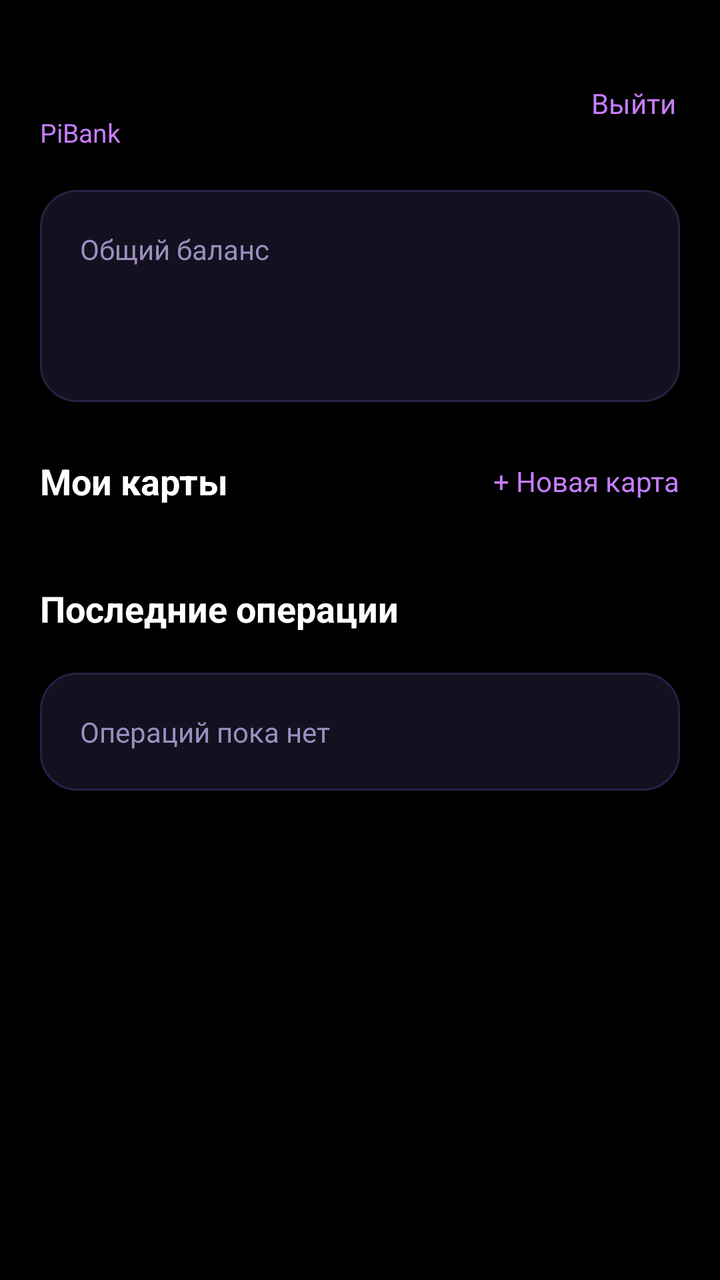
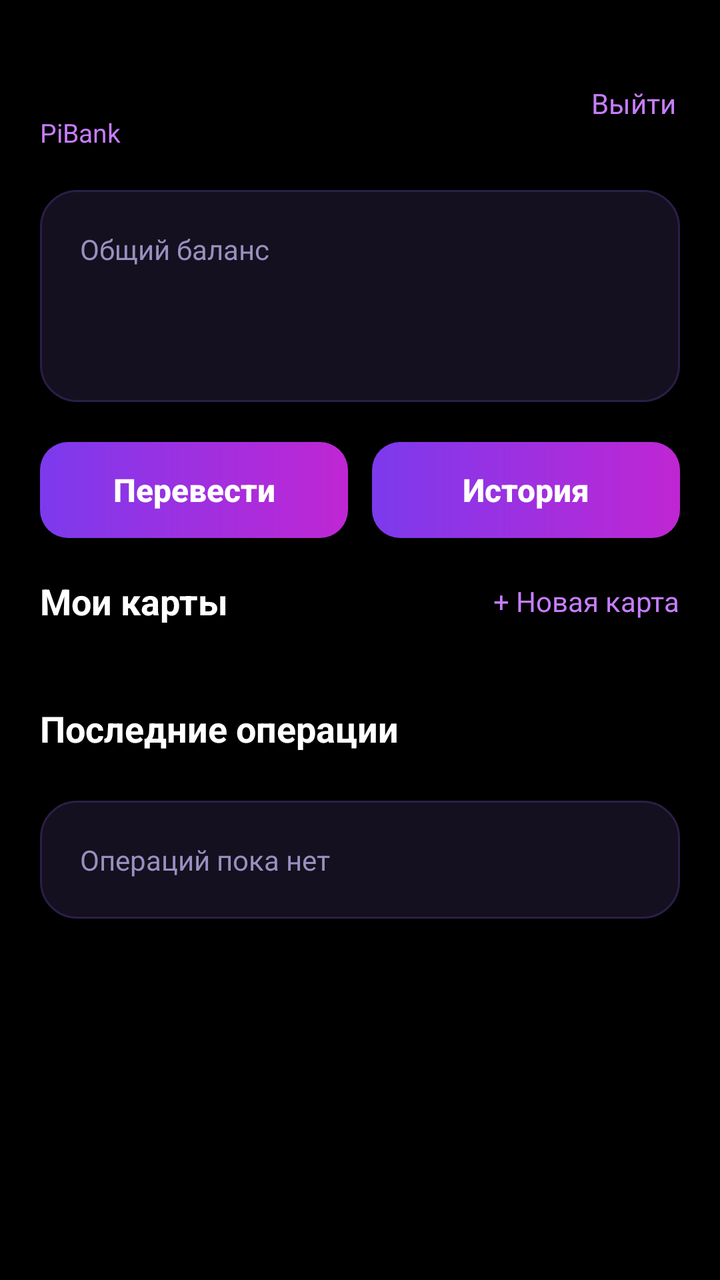

Compare the two renders of this Android layout. The source of the first and the diff that turns it into the second are given below.
<!-- AndroidManifest.xml: application theme Theme.PiBank -->
<!-- res/layout/activity_main.xml -->
<?xml version="1.0" encoding="utf-8"?>
<FrameLayout xmlns:android="http://schemas.android.com/apk/res/android"
    android:layout_width="match_parent"
    android:layout_height="match_parent"
    android:background="@color/black">

    <ScrollView
        android:layout_width="match_parent"
        android:layout_height="match_parent">

        <LinearLayout
            android:layout_width="match_parent"
            android:layout_height="wrap_content"
            android:orientation="vertical"
            android:paddingBottom="32dp">

            <LinearLayout
                android:layout_width="match_parent"
                android:layout_height="wrap_content"
                android:gravity="center_vertical"
                android:orientation="horizontal"
                android:paddingStart="20dp"
                android:paddingTop="28dp"
                android:paddingEnd="12dp">

                <LinearLayout
                    android:layout_width="0dp"
                    android:layout_height="wrap_content"
                    android:layout_weight="1"
                    android:orientation="vertical">

                    <TextView
                        android:id="@+id/tvGreeting"
                        android:layout_width="wrap_content"
                        android:layout_height="wrap_content"
                        android:textColor="@color/white"
                        android:textSize="22sp"
                        android:textStyle="bold" />

                    <TextView
                        android:layout_width="wrap_content"
                        android:layout_height="wrap_content"
                        android:text="PiBank"
                        android:textColor="@color/neon"
                        android:textSize="13sp" />
                </LinearLayout>

                <TextView
                    android:id="@+id/btnLogout"
                    style="@style/PiLink"
                    android:text="Выйти" />
            </LinearLayout>

            <LinearLayout
                android:layout_width="match_parent"
                android:layout_height="wrap_content"
                android:layout_margin="20dp"
                android:background="@drawable/bg_panel"
                android:orientation="vertical"
                android:padding="20dp">

                <TextView
                    android:layout_width="wrap_content"
                    android:layout_height="wrap_content"
                    android:text="Общий баланс"
                    android:textColor="@color/text_secondary"
                    android:textSize="14sp" />

                <TextView
                    android:id="@+id/tvTotal"
                    android:layout_width="wrap_content"
                    android:layout_height="wrap_content"
                    android:layout_marginTop="4dp"
                    android:textColor="@color/white"
                    android:textSize="32sp"
                    android:textStyle="bold" />
            </LinearLayout>

            <LinearLayout
                android:layout_width="match_parent"
                android:layout_height="wrap_content"
                android:gravity="center_vertical"
                android:orientation="horizontal"
                android:paddingStart="20dp"
                android:paddingEnd="10dp">

                <TextView
                    android:layout_width="0dp"
                    android:layout_height="wrap_content"
                    android:layout_weight="1"
                    android:text="Мои карты"
                    android:textColor="@color/white"
                    android:textSize="18sp"
                    android:textStyle="bold" />

                <TextView
                    android:id="@+id/btnNewCard"
                    style="@style/PiLink"
                    android:text="+ Новая карта" />
            </LinearLayout>

            <androidx.recyclerview.widget.RecyclerView
                android:id="@+id/rvCards"
                android:layout_width="match_parent"
                android:layout_height="wrap_content"
                android:layout_marginTop="8dp"
                android:clipToPadding="false"
                android:paddingStart="20dp"
                android:paddingEnd="8dp" />

            <TextView
                android:id="@+id/tvEmptyCards"
                android:layout_width="match_parent"
                android:layout_height="wrap_content"
                android:padding="20dp"
                android:text="У вас пока нет карт. Создайте первую карту vida."
                android:textColor="@color/text_secondary"
                android:textSize="14sp"
                android:visibility="gone" />

            <TextView
                android:layout_width="match_parent"
                android:layout_height="wrap_content"
                android:paddingStart="20dp"
                android:paddingTop="24dp"
                android:text="Последние операции"
                android:textColor="@color/white"
                android:textSize="18sp"
                android:textStyle="bold" />

            <TextView
                android:id="@+id/tvEmptyOps"
                android:layout_width="match_parent"
                android:layout_height="wrap_content"
                android:layout_margin="20dp"
                android:background="@drawable/bg_panel"
                android:padding="20dp"
                android:text="Операций пока нет"
                android:textColor="@color/text_secondary"
                android:textSize="14sp" />
        </LinearLayout>
    </ScrollView>

    <ProgressBar
        android:id="@+id/progress"
        android:layout_width="40dp"
        android:layout_height="40dp"
        android:layout_gravity="center"
        android:indeterminateTint="@color/neon"
        android:visibility="gone" />

    <LinearLayout
        android:id="@+id/errorBox"
        android:layout_width="match_parent"
        android:layout_height="match_parent"
        android:background="@color/black"
        android:gravity="center"
        android:orientation="vertical"
        android:padding="32dp"
        android:visibility="gone">

        <TextView
            android:id="@+id/tvError"
            android:layout_width="wrap_content"
            android:layout_height="wrap_content"
            android:gravity="center"
            android:textColor="@color/error"
            android:textSize="16sp" />

        <androidx.appcompat.widget.AppCompatButton
            android:id="@+id/btnRetry"
            style="@style/PiButton"
            android:layout_width="wrap_content"
            android:minWidth="200dp"
            android:text="Повторить" />
    </LinearLayout>
</FrameLayout>
<!-- resources referenced by this layout -->
<resources>
  <color name="black">#000000</color>
  <color name="error">#FF6B8A</color>
  <color name="neon">#C77DFF</color>
  <color name="text_secondary">#9A8FBF</color>
  <color name="white">#FFFFFF</color>
  <!-- drawable bg_panel (drawable) -->
  <?xml version="1.0" encoding="utf-8"?>
  <shape xmlns:android="http://schemas.android.com/apk/res/android" android:shape="rectangle">
      <solid android:color="@color/panel" />
      <stroke android:width="1dp" android:color="@color/panel_stroke" />
      <corners android:radius="18dp" />
  </shape>
  <style name="PiButton" parent="Widget.AppCompat.Button">
          <item name="android:layout_width">match_parent</item>
          <item name="android:layout_height">52dp</item>
          <item name="android:layout_marginTop">20dp</item>
          <item name="android:background">@drawable/bg_button</item>
          <item name="android:textColor">@color/white</item>
          <item name="android:textSize">16sp</item>
          <item name="android:textStyle">bold</item>
          <item name="android:textAllCaps">false</item>
      </style>
  <style name="PiLink">
          <item name="android:layout_width">wrap_content</item>
          <item name="android:layout_height">wrap_content</item>
          <item name="android:padding">10dp</item>
          <item name="android:textColor">@color/neon</item>
          <item name="android:textSize">14sp</item>
      </style>
  <style name="Theme.PiBank" parent="Theme.MaterialComponents.NoActionBar">
          <item name="colorPrimary">@color/purple</item>
          <item name="colorSecondary">@color/neon</item>
          <item name="colorSurface">@color/panel</item>
          <item name="colorOnSurface">@color/white</item>
          <item name="android:windowBackground">@color/black</item>
          <item name="android:statusBarColor">@color/black</item>
          <item name="android:navigationBarColor">@color/black</item>
          <item name="android:textColorPrimary">@color/white</item>
      </style>
  <color name="panel">#14101F</color>
  <color name="panel_stroke">#2A1F47</color>
  <!-- drawable bg_button (drawable) -->
  <?xml version="1.0" encoding="utf-8"?>
  <shape xmlns:android="http://schemas.android.com/apk/res/android" android:shape="rectangle">
      <gradient android:angle="0" android:startColor="#7C3AED" android:endColor="#C026D3" />
      <corners android:radius="14dp" />
  </shape>
  <color name="purple">#7C3AED</color>
</resources>

<!-- the commit's change to res/layout/activity_main.xml (unified diff, before → after) -->
@@ -77,11 +77,75 @@
             </LinearLayout>
 
             <LinearLayout
+                android:id="@+id/loanPanel"
+                android:layout_width="match_parent"
+                android:layout_height="wrap_content"
+                android:layout_marginStart="20dp"
+                android:layout_marginEnd="20dp"
+                android:layout_marginBottom="20dp"
+                android:background="@drawable/bg_panel"
+                android:orientation="vertical"
+                android:padding="18dp"
+                android:visibility="gone">
+
+                <TextView
+                    android:id="@+id/tvLoanTitle"
+                    android:layout_width="wrap_content"
+                    android:layout_height="wrap_content"
+                    android:textColor="@color/white"
+                    android:textSize="16sp"
+                    android:textStyle="bold" />
+
+                <TextView
+                    android:id="@+id/tvLoanInfo"
+                    android:layout_width="wrap_content"
+                    android:layout_height="wrap_content"
+                    android:layout_marginTop="6dp"
+                    android:textColor="@color/text_secondary"
+                    android:textSize="13sp" />
+
+                <androidx.appcompat.widget.AppCompatButton
+                    android:id="@+id/btnRepay"
+                    style="@style/PiButton"
+                    android:layout_marginTop="14dp"
+                    android:text="Погасить кредит" />
+            </LinearLayout>
+
+            <LinearLayout
+                android:layout_width="match_parent"
+                android:layout_height="wrap_content"
+                android:orientation="horizontal"
+                android:paddingStart="20dp"
+                android:paddingEnd="20dp">
+
+                <androidx.appcompat.widget.AppCompatButton
+                    android:id="@+id/btnTransfer"
+                    style="@style/PiButton"
+                    android:layout_width="0dp"
+                    android:layout_height="48dp"
+                    android:layout_marginTop="0dp"
+                    android:layout_marginEnd="6dp"
+                    android:layout_weight="1"
+                    android:text="Перевести" />
+
+                <androidx.appcompat.widget.AppCompatButton
+                    android:id="@+id/btnHistory"
+                    style="@style/PiButton"
+                    android:layout_width="0dp"
+                    android:layout_height="48dp"
+                    android:layout_marginStart="6dp"
+                    android:layout_marginTop="0dp"
+                    android:layout_weight="1"
+                    android:text="История" />
+            </LinearLayout>
+
+            <LinearLayout
                 android:layout_width="match_parent"
                 android:layout_height="wrap_content"
                 android:gravity="center_vertical"
                 android:orientation="horizontal"
                 android:paddingStart="20dp"
+                android:paddingTop="12dp"
                 android:paddingEnd="10dp">
 
                 <TextView
@@ -127,6 +191,13 @@
                 android:textColor="@color/white"
                 android:textSize="18sp"
                 android:textStyle="bold" />
+
+            <androidx.recyclerview.widget.RecyclerView
+                android:id="@+id/rvOps"
+                android:layout_width="match_parent"
+                android:layout_height="wrap_content"
+                android:layout_marginTop="4dp"
+                android:nestedScrollingEnabled="false" />
 
             <TextView
                 android:id="@+id/tvEmptyOps"
